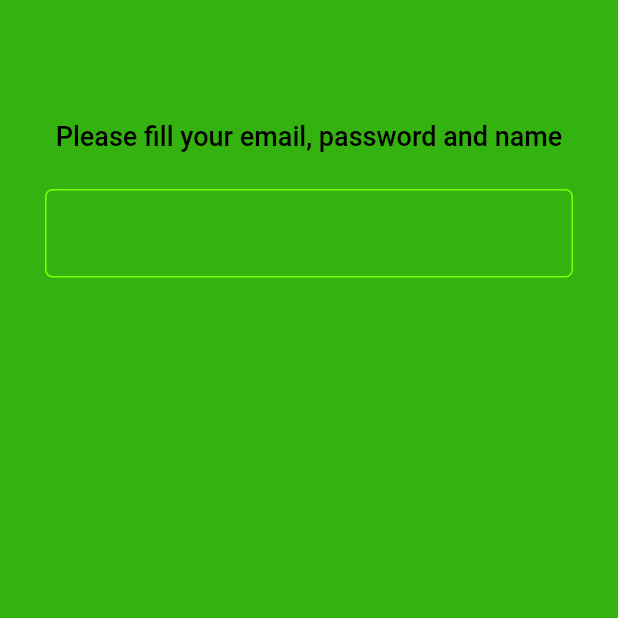
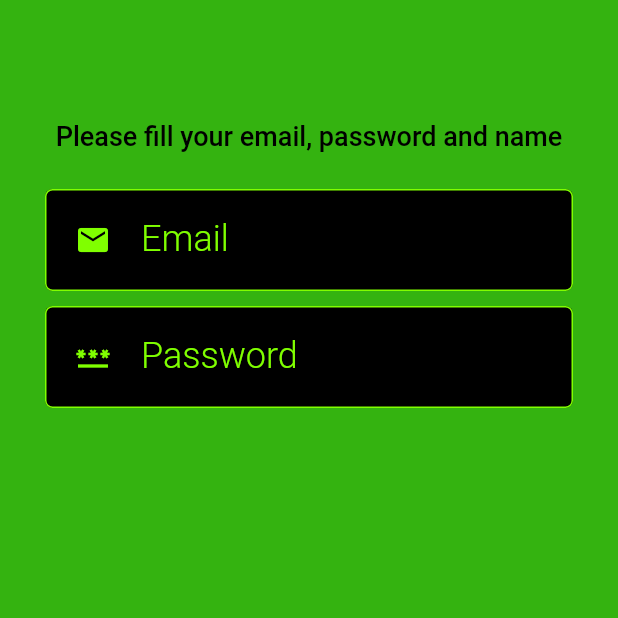
Before and after one commit to taras3189/daily-readings-admin-sdk, a Flutter app: the StatefulRegisterWidget screen opened directly, on a phone screen of 412 x 824 dp, the top half of it. Run offline on Flutter 3.47's test engine with Material 2 defaults, Android fonts, the phone set to English and light mode, and no system bars; our stand-ins replace email_validator, flutter_easyloading, flutter_secure_storage; missing offline and left inert: http_interceptor; accounts and stored records are empty; statements that could not run were skipped.

Commit message:
Register 02 commit

```diff
--- a/lib/screens/register.dart
+++ b/lib/screens/register.dart
@@ -84,10 +84,109 @@ class _StatefulRegisterWidget extends State<StatefulRegisterWidget> {
                 width: 1,
               ),
             ),
-            focusedBorder: OutlineInputBorder(),
+            focusedBorder: OutlineInputBorder(
+              borderRadius: BorderRadius.all(Radius.circular(5.0)),
+              borderSide: BorderSide(
+                color: Color.fromARGB(255, 128, 255, 0),
+                width: 1,
+              ),
+            ),
+            labelText: 'Email',
+            hintText: 'Email',
+            prefixIcon: Padding(
+              padding: EdgeInsets.fromLTRB(20, 0, 20, 0),
+              child: Icon(
+                Icons.email,
+                color: Color.fromARGB(255, 128, 255, 0),
+                size: 24,
+              ),
+            ),
+            labelStyle: TextStyle(
+              height: 1.171875,
+              fontSize: 24,
+              fontFamily: 'Roboto',
+              fontWeight: FontWeight.w300,
+              color: Color.fromARGB(255, 128, 255, 0),
+            ),
+            hintStyle: TextStyle(
+              height: 1.171875,
+              fontSize: 24,
+              fontFamily: 'Roboto',
+              fontWeight: FontWeight.w300,
+              color: Color.fromARGB(255, 128, 255, 0),
+            ),
+            filled: true,
           ),
+          style: const TextStyle(
+            color: Color.fromARGB(255, 128, 255, 0),
+            fontSize: 24,),
         ),
       ),
+      Padding(
+        padding: const EdgeInsets.symmetric(horizontal: 30, vertical: 5),
+        child: TextFormField(
+            controller: _passwordController,
+            validator: (value) {
+              if (value!.isEmpty) {
+                return 'Please enter your password';
+              } else {
+                return null;
+              }
+            }
+            onChanged: (value) {},
+        autocorrect: true,
+        obscureText: true,
+        keyboardType: TextInputType.emailAddress,
+        decoration: const InputDecoration(
+          errorStyle: TextStyle(
+            color: Color.fromARGB(255, 26, 255, 1),
+          ),
+          fillColor: Color.fromARGB(255, 0, 0, 0),
+          enabledBorder: OutlineInputBorder(
+            borderRadius: BorderRadius.all(Radius.circular(5.0)),
+            borderSide: BorderSide(
+              color: Color.fromARGB(255, 128, 255, 0),
+              width: 1,
+            ),
+          ),
+          focusedBorder: OutlineInputBorder(
+            borderRadius: BorderRadius.all(Radius.circular(5.0)),
+            borderSide: BorderSide(
+              color: Color.fromARGB(255, 235, 235, 235),
+              width: 1,
+            ),
+          ),
+          labelText: 'Password',
+          hintText: 'Password',
+          prefixIcon: Padding(
+            padding: EdgeInsets.fromLTRB(20, 0, 20, 0),
+            child: Icon(
+              Icons.password,
+              color: Color.fromARGB(255, 128, 255, 0),
+              size: 24,
+            ),
+          ),
+          labelStyle: TextStyle(
+            height: 1.171875,
+            fontSize: 24,
+            fontFamily: 'Roboto',
+            fontWeight: FontWeight.w300,
+            color: Color.fromARGB(255, 128, 255, 0),
+          ),
+          hintStyle: TextStyle(
+            height: 1.171875,
+            fontSize: 24,
+            fontFamily: 'Roboto',
+            fontWeight: FontWeight.w300,
+            color: Color.fromARGB(255, 128, 255, 0),
+          ),
+          filled: true,
+        ),
+        style: const TextStyle(
+          color: Color.fromARGB(255, 235, 235, 235),
+          fontSize: 24,),
+      ),
+          ),
       ],
     ),)
     ,
```
